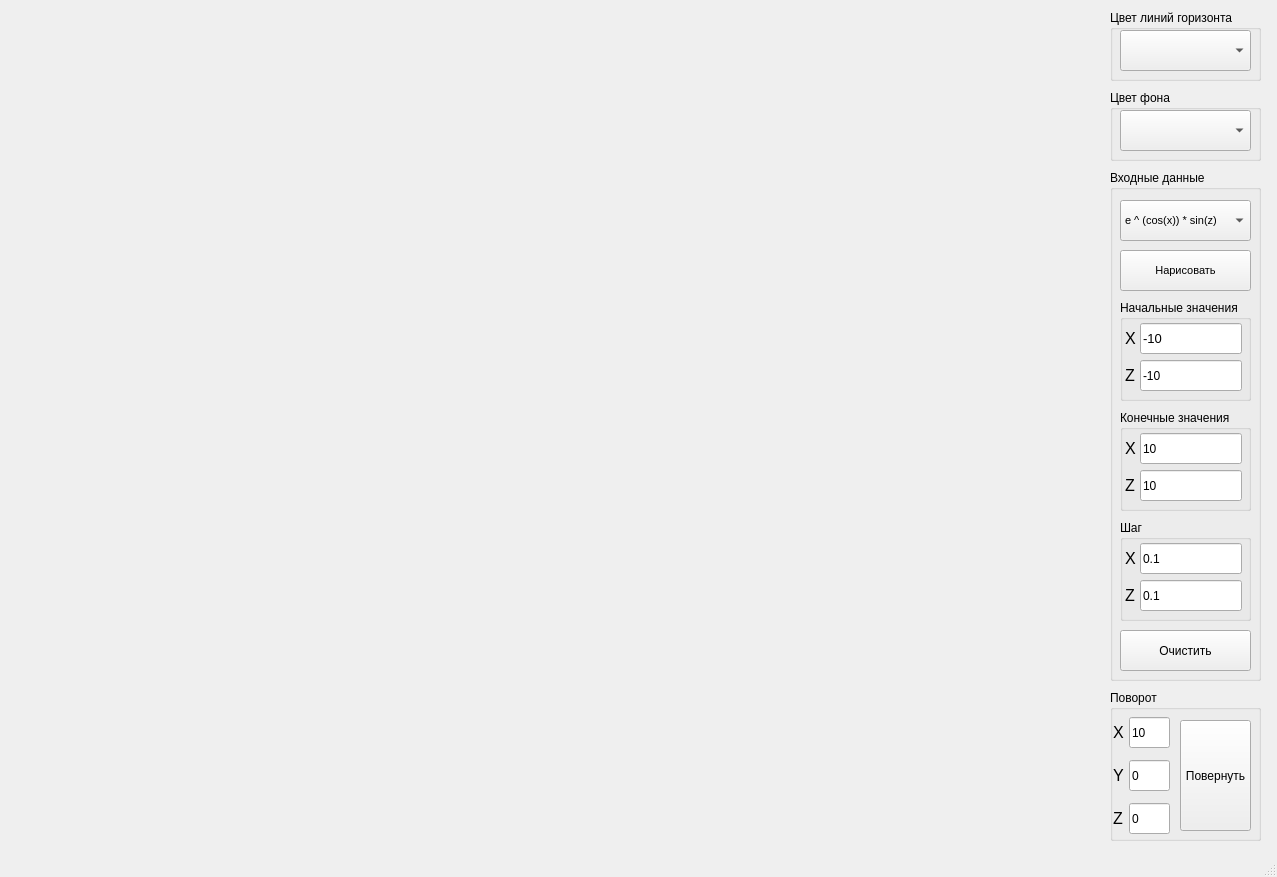
Above: Lab10/mainwindow.ui from Inlucker/ComputerGraphics before the change. Below: the same form after it.
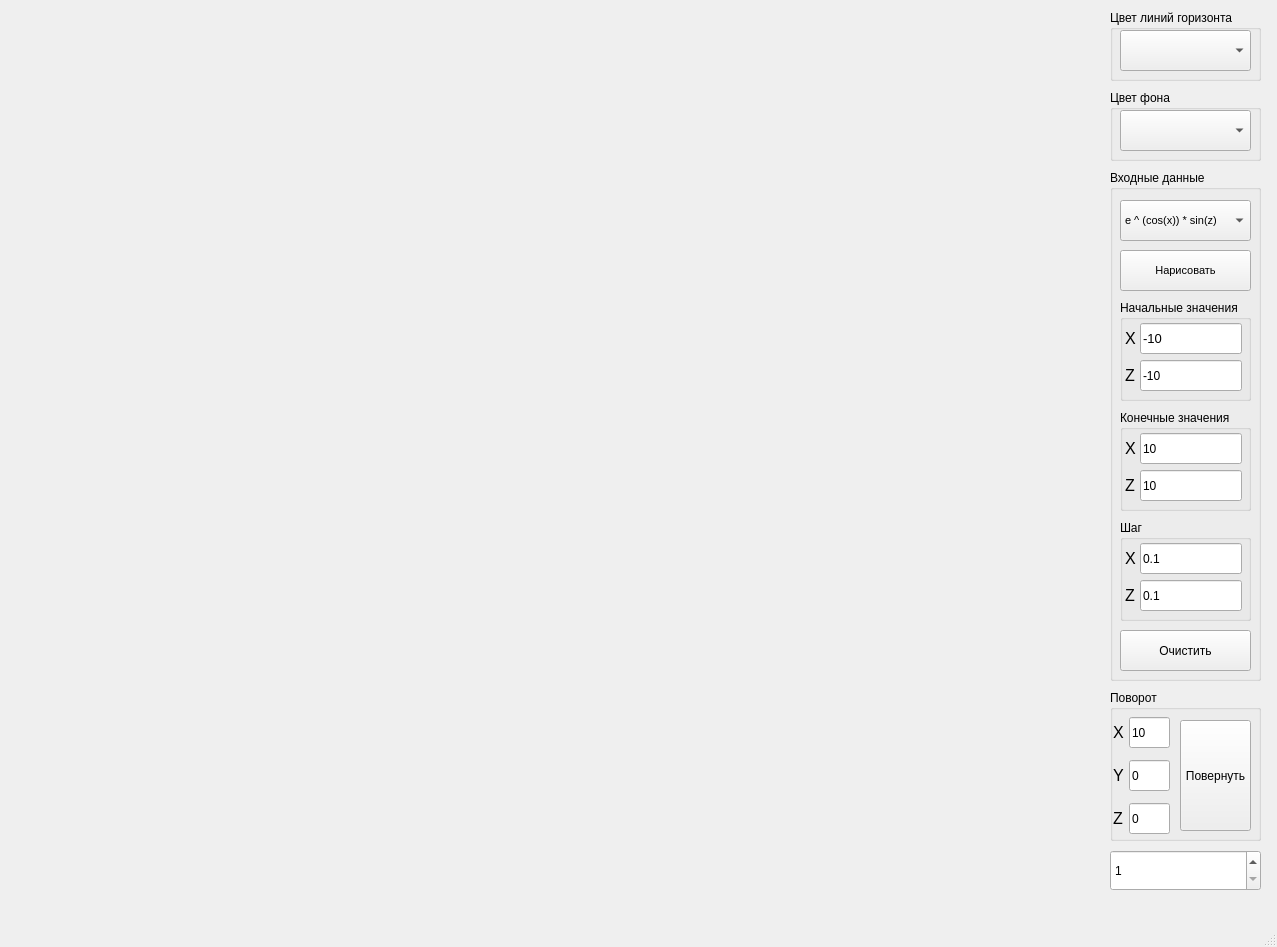
That is the form after the change.

```diff
--- a/Lab10/mainwindow.ui
+++ b/Lab10/mainwindow.ui
@@ -7,7 +7,7 @@
     <x>0</x>
     <y>0</y>
     <width>1277</width>
-    <height>877</height>
+    <height>947</height>
    </rect>
   </property>
   <property name="windowTitle">
@@ -513,6 +513,22 @@
      </property>
     </widget>
    </widget>
+   <widget class="QSpinBox" name="spinBox">
+    <property name="geometry">
+     <rect>
+      <x>1110</x>
+      <y>850</y>
+      <width>151</width>
+      <height>41</height>
+     </rect>
+    </property>
+    <property name="minimum">
+     <number>1</number>
+    </property>
+    <property name="maximum">
+     <number>16</number>
+    </property>
+   </widget>
   </widget>
   <widget class="QMenuBar" name="menubar">
    <property name="geometry">
```
